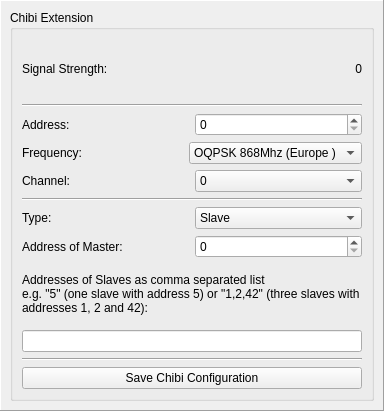
Above: src/brickv/plugin_system/plugins/master/ui/chibi.ui from Tinkerforge/brickv before the change. Below: the same form after it.
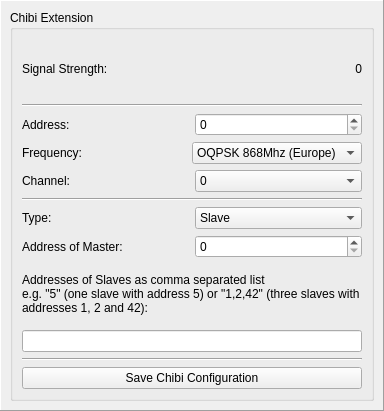
That is the form after the change.

What changed in the file:
```diff
--- a/src/brickv/plugin_system/plugins/master/ui/chibi.ui
+++ b/src/brickv/plugin_system/plugins/master/ui/chibi.ui
@@ -97,7 +97,7 @@
              </property>
              <item>
               <property name="text">
-               <string>OQPSK 868Mhz (Europe )</string>
+               <string>OQPSK 868Mhz (Europe)</string>
               </property>
              </item>
              <item>
```
